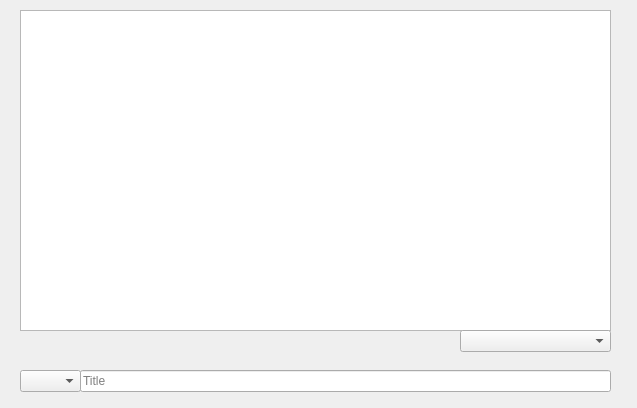
Qt form copaspedia.ui (selesdepselesnul/copas_pedia) before a commit.
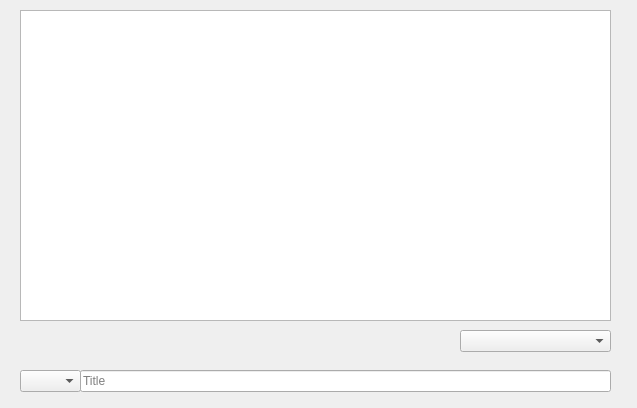
The same form after that commit.

Commit message: implement many mode

Patch:
```diff
--- a/copaspedia.ui
+++ b/copaspedia.ui
@@ -13,22 +13,6 @@
   <property name="windowTitle">
    <string>CopasPedia</string>
   </property>
-  <widget class="QTextEdit" name="content_text_edit">
-   <property name="geometry">
-    <rect>
-     <x>20</x>
-     <y>10</y>
-     <width>591</width>
-     <height>321</height>
-    </rect>
-   </property>
-   <property name="documentTitle">
-    <string/>
-   </property>
-   <property name="textInteractionFlags">
-    <set>Qt::LinksAccessibleByKeyboard|Qt::LinksAccessibleByMouse|Qt::TextBrowserInteraction|Qt::TextSelectableByKeyboard|Qt::TextSelectableByMouse</set>
-   </property>
-  </widget>
   <widget class="QLineEdit" name="title_line_edit">
    <property name="geometry">
     <rect>
@@ -62,6 +46,22 @@
     </rect>
    </property>
   </widget>
+  <widget class="QTextBrowser" name="content_text_browser">
+   <property name="geometry">
+    <rect>
+     <x>20</x>
+     <y>10</y>
+     <width>591</width>
+     <height>311</height>
+    </rect>
+   </property>
+   <property name="openExternalLinks">
+    <bool>false</bool>
+   </property>
+   <property name="openLinks">
+    <bool>false</bool>
+   </property>
+  </widget>
  </widget>
  <resources/>
  <connections/>
```
The commit also changes 2 other files.
